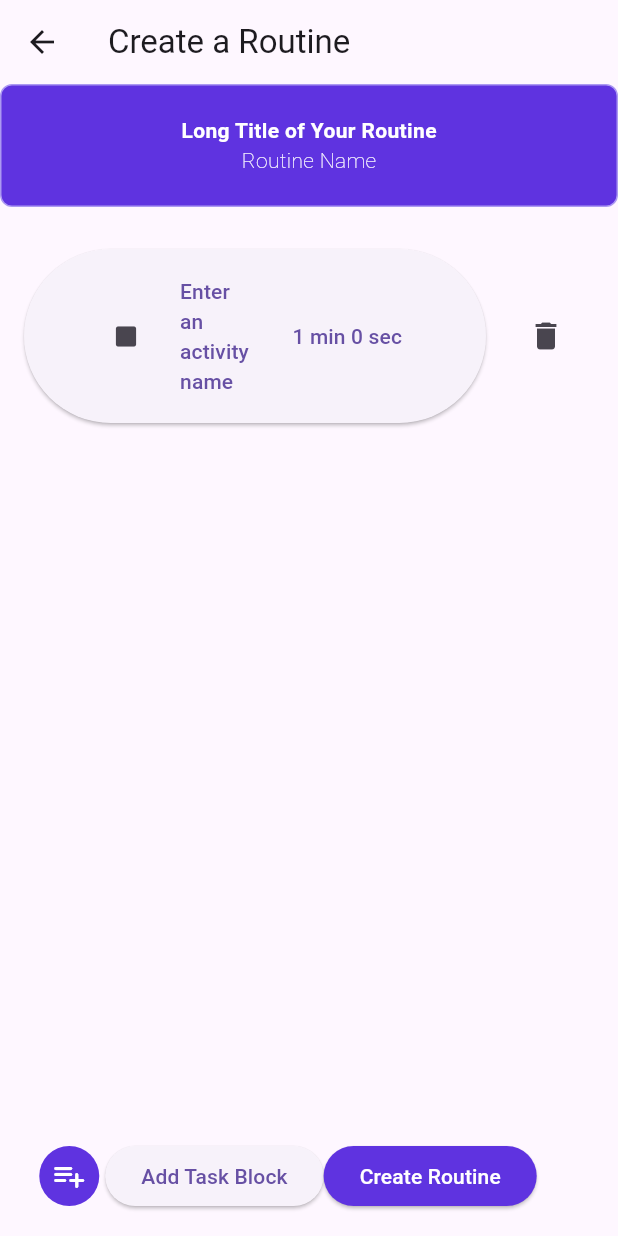
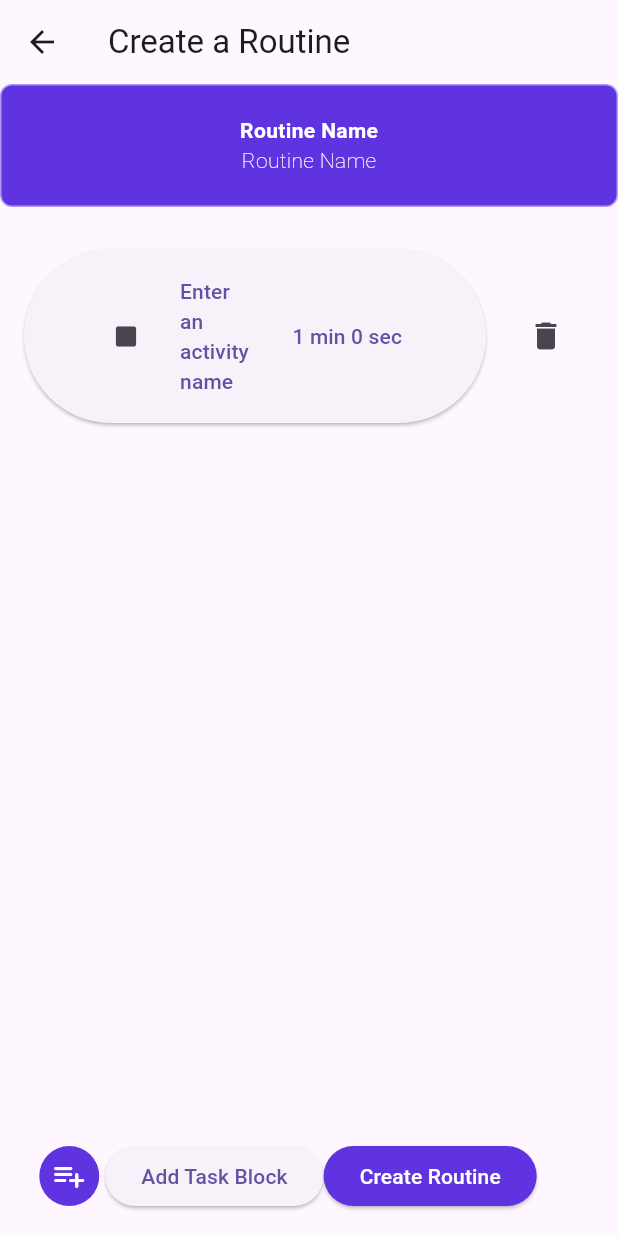
Before and after one commit to jrolana/cmsc128_lab, a Flutter app: the screen it shows after launch, item 2 of the bottom bar chosen, after a tap on the "add" icon, on a phone screen of 412 x 824 dp. Run offline on Flutter 3.47's test engine with Material 3 defaults, Android fonts, the phone set to English and light mode, and no system bars; our stand-ins replace buttons_tabbar, cloud_firestore, confetti, firebase_auth, firebase_core, google_fonts and 4 more; missing offline and left inert: flutter_iconpicker; accounts and stored records are empty.

Commit message:
Added Backend Capabilities, working on remaining data needed for routine

```diff
--- /dev/null
+++ b/lib/models/activity.dart
@@ -0,0 +1,36 @@
+//import 'package:cloud_firestore/cloud_firestore.dart';
+import 'package:flutter/material.dart';
+
+class Activity {
+  String name;
+  String icon;
+  int duration; // in seconds
+
+  Activity({
+    required this.name,
+    required this.icon,
+    required this.duration
+  });
+
+  Activity.fromJson(Map<String, Object?> json) :
+        this(
+          name: json['name']! as String,
+          icon: json['icon']! as String,
+          duration: json['duration']! as int
+      );
+
+  Activity copyWith({
+    String? name,
+    String? icon,
+    int? duration,
+  }) {
+    return Activity(name: this.name, icon: this.icon, duration: this.duration);
+  }
+  Map<String,Object> toJson(){
+    return{
+      'name': name,
+      'icon': icon,
+      'duration': duration
+    };
+  }
+}
--- a/lib/pages/routine_creation.dart
+++ b/lib/pages/routine_creation.dart
@@ -5,6 +5,7 @@ import 'package:cmsc128_lab/utils/styles.dart';
 import 'package:flutter/material.dart';
 import 'package:cloud_firestore/cloud_firestore.dart';
 import 'package:cmsc128_lab/models/routine.dart';
+import 'package:cmsc128_lab/models/activity.dart';
 
 class RoutineCreation extends StatefulWidget {
   const RoutineCreation({super.key});
@@ -28,7 +29,7 @@ class _RoutineCreationDefaultState extends State<RoutineCreation>
     return MaterialApp(
       home: Scaffold(
         floatingActionButton:
-            Row(mainAxisAlignment: MainAxisAlignment.center, children: [
+        Row(mainAxisAlignment: MainAxisAlignment.center, children: [
           IconButton(
               onPressed: () {
                 addActivity();
@@ -45,7 +46,7 @@ class _RoutineCreationDefaultState extends State<RoutineCreation>
               child: Text('Add Task Block')),
           ElevatedButton(
               style:
-                  ElevatedButton.styleFrom(backgroundColor: StyleColor.primary),
+              ElevatedButton.styleFrom(backgroundColor: StyleColor.primary),
               onPressed: () {
                 Routine routine = Routine(
                     color: 128390830,
@@ -54,9 +55,13 @@ class _RoutineCreationDefaultState extends State<RoutineCreation>
                     numActivities: actCount,
                     repeatDaysCount: 1,
                     repeatWeeksCount: 1);
-                dbService.addRoutine(routine);
-                print('Routine Added');
-                Navigator.pop(context);
+                List<Activity> activities = [];
+                for (var member in activityBlocks) {
+                  activities.add(
+                        Activity(name: member.getName(), icon: member.getIcon(), duration: member.getDuration()));
+                }
+
+               dbService.addRoutine(routine, activities);
               },
 
               child: Text(
@@ -76,7 +81,7 @@ class _RoutineCreationDefaultState extends State<RoutineCreation>
         ),
         body: Column(
           children: [
-            RCreationActivityName(),
+            RCreationActivityName(routineName),
             SizedBox(height: 20),
             Expanded(
                 child: ListView.separated(
--- a/lib/widgets/routineWidgets/routine_creation_activity_block.dart
+++ b/lib/widgets/routineWidgets/routine_creation_activity_block.dart
@@ -1,46 +1,80 @@
 import 'package:flutter/cupertino.dart';
 import 'package:flutter/material.dart';
+
 // import 'package:cmsc128_lab/utils/styles.dart';
 import 'package:flutter_iconpicker/flutter_iconpicker.dart';
-class ActivityBlock extends StatefulWidget{
-  const ActivityBlock({super.key});
+
+class ActivityBlock extends StatefulWidget {
+  _DefaultActivityBlock _state = _DefaultActivityBlock();
+
+  String getName(){
+    return _state.actName;
+  }
+  String getIcon(){
+    return _state.actIcon.toString();
+  }
+  int getDuration(){
+    return _state.duration.inSeconds;
+  }
+  ActivityBlock({super.key});
 
   @override
-  State<ActivityBlock> createState() => _DefaultActivityBlock();
-
+  State<ActivityBlock> createState(){
+    _state = _DefaultActivityBlock();
+    return _state;
+  }
 }
 
-class _DefaultActivityBlock extends State<ActivityBlock>{
+class _DefaultActivityBlock extends State<ActivityBlock> {
   bool showTextField = false;
   String actName = 'Enter an activity name';
   Icon actIcon = Icon(Icons.square_rounded);
   TextEditingController actController = TextEditingController();
   String defActVal = 'Enter an activity name';
-  Duration duration=Duration(minutes: 1);
+  Duration duration = Duration(minutes: 1);
+
+  List getData() {
+    return [actName, actIcon, duration];
+  }
+
+  String getName() {
+    return actName;
+  }
+
+  String getIcon() {
+    return actIcon.toString();
+  }
+
+  int getDuration() {
+    return duration.inSeconds;
+  }
+
   @override
   void dispose() {
     actController.dispose();
     super.dispose();
   }
+
   @override
-  Widget build(BuildContext context){
+  Widget build(BuildContext context) {
     return ElevatedButton(
-        onPressed: (){},
+        onPressed: () {},
         child: Padding(
-            padding: EdgeInsets.symmetric(vertical:10,horizontal: 20),
+            padding: EdgeInsets.symmetric(vertical: 10, horizontal: 20),
             child: Row(
               children: [
                 IconButton(
-                onPressed: (){
+                    onPressed: () {
                       _pickIcon();
                     },
                     icon: actIcon),
                 Expanded(
-              child: showTextField ? activityInputField() : activityInputButton(),
+                  child: showTextField
+                      ? activityInputField()
+                      : activityInputButton(),
                 ),
                 TextButton(
-              onPressed: () => _showDialog(
-                  CupertinoTimerPicker(
+                  onPressed: () => _showDialog(CupertinoTimerPicker(
                     mode: CupertinoTimerPickerMode.hms,
                     initialTimerDuration: duration,
                     // This is called when the user changes the timer's
@@ -50,70 +84,79 @@ class _DefaultActivityBlock extends State<ActivityBlock>{
                     },
                   )),
                   child: Text(_printDuration(duration)),
-
                 )
               ],
-        ))
-    );
+            )));
   }
-  Widget activityInputField(){
+
+  get name => actName;
+
+  get icon => actIcon;
+
+  get dur => duration;
+
+  Widget activityInputField() {
     return TextField(
-
       controller: actController,
       autofocus: true,
-      onTapOutside: (event){
+      onTapOutside: (event) {
         setState(() {
           actName = actController.text;
           showTextField = false;
         });
       },
-      onSubmitted: (String value){
+      onSubmitted: (String value) {
         setState(() {
           showTextField = false;
-            actName = value.isEmpty ? defActVal:value;
+          actName = value.isEmpty ? defActVal : value;
         });
       },
       textAlign: TextAlign.left,
     );
   }
 
-  Widget activityInputButton(){
+  Widget activityInputButton() {
     return TextButton(
         style: ButtonStyle(alignment: Alignment.centerLeft),
-        onPressed: (){
+        onPressed: () {
           setState(() {
-            actController.text = actName == defActVal? '':actName;
+            actController.text = actName == defActVal ? '' : actName;
             showTextField = true;
           });
         },
-        child: Text(actName, textAlign: TextAlign.left,));
+        child: Text(
+          actName,
+          textAlign: TextAlign.left,
+        ));
   }
-  _pickIcon() async{
+
+  _pickIcon() async {
     IconPickerIcon? iconPicked = await showIconPicker(context);
     actIcon = Icon(iconPicked?.data);
     setState(() {});
   }
+
   String _printDuration(Duration duration) {
-
     String twoDigitMinutes = duration.inMinutes.remainder(60).abs().toString();
     String twoDigitSeconds = duration.inSeconds.remainder(60).abs().toString();
-    if(duration.inHours ==0 ){
+    if (duration.inHours == 0) {
       return "$twoDigitMinutes min $twoDigitSeconds sec";
-    } else{
+    } else {
       return "${duration.inHours} hr $twoDigitMinutes min";
     }
   }
-  void _showDialog(Widget child){
-    showCupertinoModalPopup(context: context,
+
+  void _showDialog(Widget child) {
+    showCupertinoModalPopup(
+        context: context,
         builder: (BuildContext context) => Container(
-          height:216,
-          padding: const EdgeInsets.only(top:6.0),
-          margin: EdgeInsets.only(bottom: MediaQuery.of(context).viewInsets.bottom,),
+              height: 216,
+              padding: const EdgeInsets.only(top: 6.0),
+              margin: EdgeInsets.only(
+                bottom: MediaQuery.of(context).viewInsets.bottom,
+              ),
               color: CupertinoColors.systemBackground.resolveFrom(context),
-          child: SafeArea(top:false,child: child),
+              child: SafeArea(top: false, child: child),
             ));
   }
-
-
-
 }
--- a/lib/widgets/routineWidgets/routine_creation_title.dart
+++ b/lib/widgets/routineWidgets/routine_creation_title.dart
@@ -2,7 +2,8 @@ import 'package:cmsc128_lab/utils/styles.dart';
 import 'package:flutter/material.dart';
 
 class RCreationActivityName extends StatelessWidget{
-  const RCreationActivityName({super.key});
+  String name;
+  RCreationActivityName(this.name,{super.key});
 
   @override
   Widget build(BuildContext context) {
@@ -12,8 +13,8 @@ class RCreationActivityName extends StatelessWidget{
        padding: EdgeInsets.symmetric(horizontal: 50,vertical: 20),
 
         child: Column(
-          children: const[
-            Text("Long Title of Your Routine",style: TextStyle(fontWeight: FontWeight.bold,color:Colors.white),),
+          children:[
+            Text(name,style: TextStyle(fontWeight: FontWeight.bold,color:Colors.white),),
             Text("Routine Name", style: TextStyle(fontWeight: FontWeight.w100,color:Colors.white),),
           ],
         )
```
Also changed, not shown: lib/utils/firestore_utils.dart (+22 -3 lines). Lines whose indentation alone changed are shown as unchanged.
